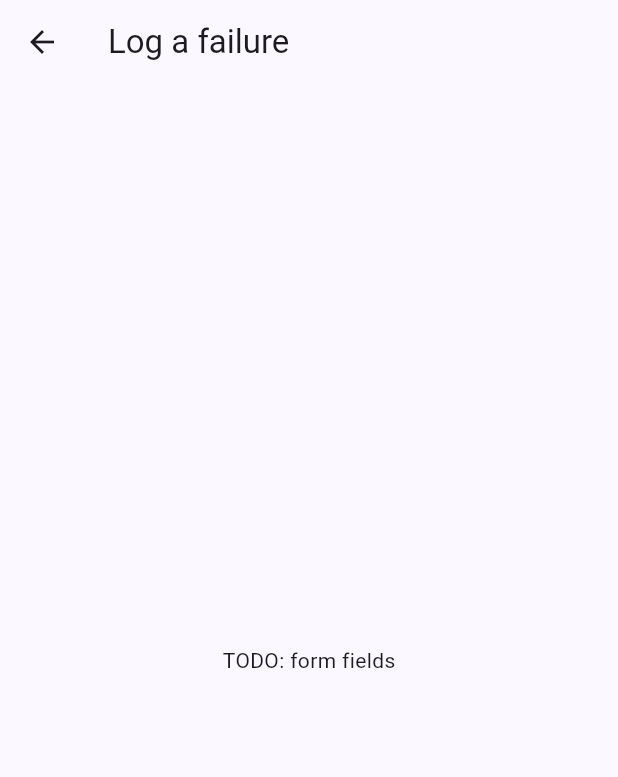
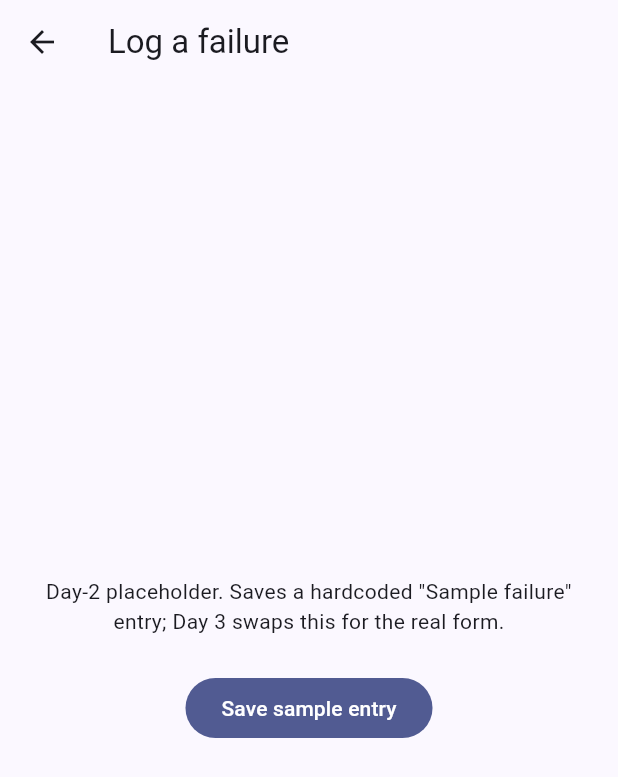
Before and after one commit to AdityaMurugesh/MistakeTracker, a Flutter app: the EntryForm screen opened directly, on a phone screen of 412 x 824 dp. Shown: the top 777 px of the screen. Run offline on Flutter 3.47's test engine with Material 3 defaults, Android fonts, the phone set to English and light mode, and no system bars; our stand-ins replace flutter_riverpod, sqflite; accounts and stored records are empty.

Commit message:
Capture Day 2: entry DAO, providers, reactive home, placeholder form
- EntryDao: CRUD + watchAll() stream (broadcast controller; re-emits after
  every mutation). Owner: Capture.
- providers.dart: appDatabaseProvider, entryDaoProvider, entriesStreamProvider
  (Capture section). Stubs left for Insights and Reach & Data to add theirs.
- HomeScreen: watches entriesStreamProvider, empty state, loading/error states,
  newest-first ListView; FAB opens EntryForm in create mode; tap entry opens
  it in edit mode.
- EntryForm: Day-2 placeholder. Create mode shows a "Save sample entry"
  button that inserts a hardcoded Entry; edit mode shows a Delete button.
  Day 3 swaps this for the real fields.

Smoke-tested on Android emulator: tap +, save, entry appears on home,
tap entry to edit, delete removes from list.

```diff
--- a/lib/state/providers.dart
+++ b/lib/state/providers.dart
@@ -1,19 +1,29 @@
-// Owner: Reach & Data (initial setup) — but every role adds their own providers here.
+// Owner: Reach & Data (initial setup) — every role adds their own providers here.
 // Riverpod providers: DI container + reactive state.
-//
-// TODO (Day 1 shared setup):
-//   - appDatabaseProvider     -> AppDatabase.instance
-//   - entryDaoProvider        -> EntryDao(db)
-//   - suggestionEngineProvider -> RuleEngine() (typed as SuggestionEngine)
-//   - exportServiceProvider   -> ExportService(dao)
-//   - notifierProvider        -> Notifier()
-//   - timeSignalProvider      -> TimeSignal(dao)
-//
-// Reactive providers each role adds:
-//   - entriesStreamProvider   (Capture)
-//   - insightsProvider        (Insights — recomputed when entries change)
 
 import 'package:flutter_riverpod/flutter_riverpod.dart';
 
-// Placeholder — replace with real providers as modules come online.
-final placeholderProvider = Provider<String>((ref) => 'TODO: wire providers');
+import '../data/database.dart';
+import '../data/entry_dao.dart';
+import '../domain/models/entry.dart';
+
+// ---- Capture ----------------------------------------------------------------
+
+final appDatabaseProvider = Provider<AppDatabase>((_) => AppDatabase.instance);
+
+final entryDaoProvider = Provider<EntryDao>((ref) {
+  final dao = EntryDao(ref.watch(appDatabaseProvider));
+  ref.onDispose(dao.dispose);
+  return dao;
+});
+
+final entriesStreamProvider = StreamProvider<List<Entry>>((ref) {
+  return ref.watch(entryDaoProvider).watchAll();
+});
+
+// ---- Insights ---------------------------------------------------------------
+// (insightsProvider goes here)
+
+// ---- Reach & Data -----------------------------------------------------------
+// (suggestionEngineProvider, exportServiceProvider, notifierProvider,
+//  timeSignalProvider go here)
--- a/lib/ui/entry_form.dart
+++ b/lib/ui/entry_form.dart
@@ -1,23 +1,13 @@
 // Owner: Capture
-// Capture / edit screen. The most important UX surface in the app.
-//
-// TODO fields (in order on the form):
-//   - what          (required, text)
-//   - cause         (optional, text)
-//   - occurredAt    (auto-filled now, editable via date+time picker)
-//   - context       (optional, multi-line text)
-//   - severity      (1..5 slider, default 3)
-//   - costMinutes   (optional, int)
-//   - costMoney     (optional, int)
-//   - moodImpact    (optional, text or short enum)
-//   - solution      (optional, multi-line text — "my solution")
-//
-// On save: build Entry, call EntryDao.insert/update via provider, pop back to home.
-// On cancel: confirm if any field is dirty.
+// Capture / edit screen. Day 2: placeholder that saves a hardcoded entry.
+// Day 3 replaces this body with the real fields (what / cause / occurredAt /
+// context / severity / costs / mood / solution).
 
 import 'package:flutter/material.dart';
 import 'package:flutter_riverpod/flutter_riverpod.dart';
+
 import '../domain/models/entry.dart';
+import '../state/providers.dart';
 
 class EntryForm extends ConsumerStatefulWidget {
   final Entry? existing; // null = create, non-null = edit
@@ -28,11 +18,65 @@ class EntryForm extends ConsumerStatefulWidget {
 }
 
 class _EntryFormState extends ConsumerState<EntryForm> {
+  bool _busy = false;
+
+  Future<void> _saveSample() async {
+    setState(() => _busy = true);
+    final now = DateTime.now();
+    final entry = Entry(
+      what: 'Sample failure',
+      occurredAt: now,
+      createdAt: now,
+    );
+    await ref.read(entryDaoProvider).insert(entry);
+    if (mounted) Navigator.of(context).pop();
+  }
+
+  Future<void> _deleteExisting() async {
+    final id = widget.existing?.id;
+    if (id == null) return;
+    setState(() => _busy = true);
+    await ref.read(entryDaoProvider).delete(id);
+    if (mounted) Navigator.of(context).pop();
+  }
+
   @override
   Widget build(BuildContext context) {
+    final isEdit = widget.existing != null;
     return Scaffold(
-      appBar: AppBar(title: Text(widget.existing == null ? 'Log a failure' : 'Edit entry')),
-      body: const Center(child: Text('TODO: form fields')),
+      appBar: AppBar(
+        title: Text(isEdit ? 'Edit entry' : 'Log a failure'),
+      ),
+      body: Center(
+        child: _busy
+            ? const CircularProgressIndicator()
+            : Padding(
+                padding: const EdgeInsets.all(24),
+                child: Column(
+                  mainAxisSize: MainAxisSize.min,
+                  children: [
+                    Text(
+                      isEdit
+                          ? 'Editing: ${widget.existing!.what}'
+                          : 'Day-2 placeholder. Saves a hardcoded "Sample failure" entry; Day 3 swaps this for the real form.',
+                      textAlign: TextAlign.center,
+                    ),
+                    const SizedBox(height: 24),
+                    if (!isEdit)
+                      FilledButton(
+                        onPressed: _saveSample,
+                        child: const Text('Save sample entry'),
+                      ),
+                    if (isEdit)
+                      OutlinedButton.icon(
+                        onPressed: _deleteExisting,
+                        icon: const Icon(Icons.delete_outline),
+                        label: const Text('Delete'),
+                      ),
+                  ],
+                ),
+              ),
+      ),
     );
   }
 }
```
Also changed, not shown: lib/data/entry_dao.dart (+61 -15 lines), lib/ui/home_screen.dart (+52 -11 lines).
